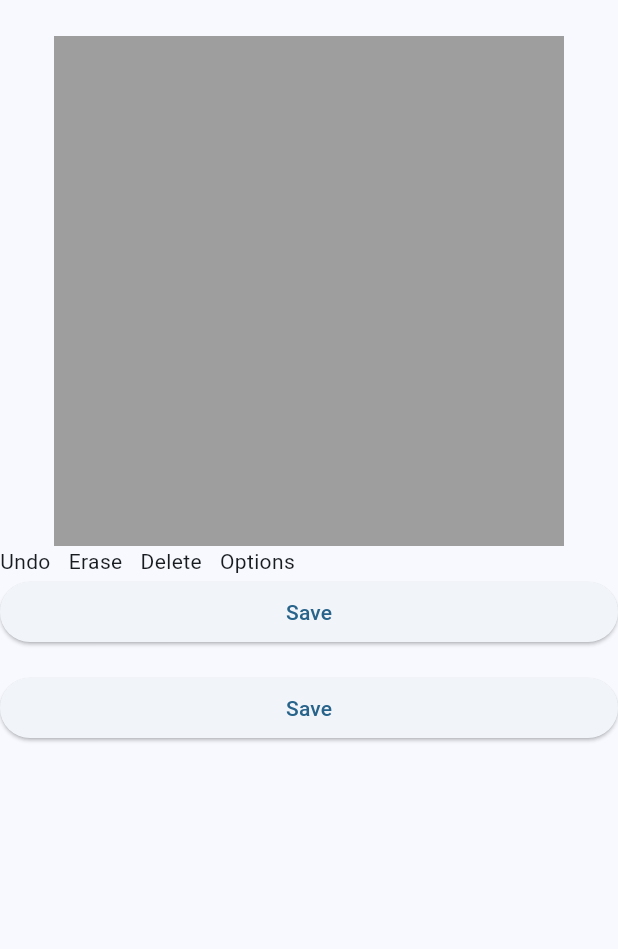
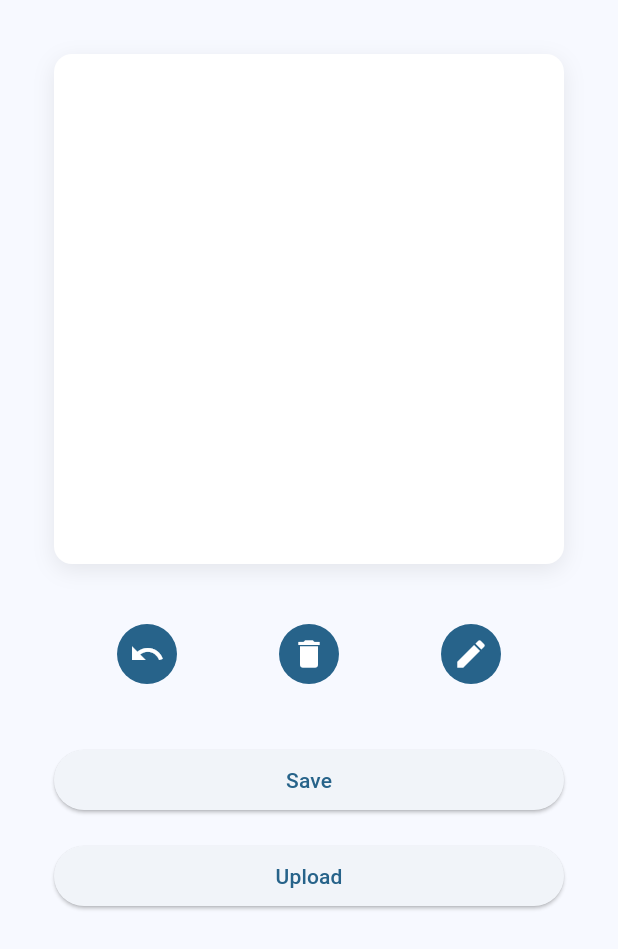
Before and after one commit to isahir0711/dibujitos, a Flutter app: the screen it shows after launch, after a tap on "Save", on a phone screen of 412 x 824 dp. Shown: the top 949 px of the screen. Run offline on Flutter 3.47's test engine with Material 3 defaults, Android fonts, the phone set to English and light mode, and no system bars.

```diff
--- a/lib/views/main_view.dart
+++ b/lib/views/main_view.dart
@@ -1,6 +1,6 @@
-import 'dart:io';
 import 'dart:ui';
 
+import 'package:dibujitos/components/drawing_options.dart';
 import 'package:flutter/material.dart';
 
 class MainView extends StatefulWidget {
@@ -76,8 +76,9 @@ class _MainViewState extends State<MainView> {
     lines.clear();
 
     //TODO: INSTEAD OF DRAWING AGAIN THE LINES DRAW THE POINTS TO SIMULATE THE PAINT ACTION
+    //this wouldnt affet the  main behaviur of the app so we can store the points on a list that once we need it we use it to create the lines to show the 'drawing effect'
     for (var i = 0; i < tempLines.length; i++) {
-      await Future.delayed(Duration(milliseconds: 800));
+      await Future.delayed(Duration(milliseconds: 600));
       setState(() {
         lines.add(tempLines[i]);
       });
@@ -90,17 +91,44 @@ class _MainViewState extends State<MainView> {
     }
   }
 
+  void _delete() {
+    lines.clear();
+  }
+
+  void showDrawModal() {
+    //TODO: maybe use this to stablish the size of the canvas?
+    final height = MediaQuery.sizeOf(context).height;
+    showModalBottomSheet<void>(
+      context: context,
+      enableDrag: true,
+      builder: (BuildContext context) {
+        return CustomDialog();
+      },
+    );
+  }
+
   @override
   Widget build(BuildContext context) {
     return Scaffold(
       body: SafeArea(
         child: Column(
           children: [
-            SizedBox(height: 24),
+            SizedBox(height: 36),
             Container(
-              color: Colors.grey,
               height: 340,
               width: 340,
+              decoration: BoxDecoration(
+                borderRadius: BorderRadius.circular(12),
+                color: Colors.white,
+                boxShadow: [
+                  BoxShadow(
+                    color: Color.fromRGBO(0, 0, 0, 0.08),
+                    blurRadius: 12,
+                    spreadRadius: 0,
+                    offset: Offset(0, 4),
+                  ),
+                ],
+              ),
               child: ClipRect(
                 child: GestureDetector(
                   onPanStart: _onTouchDown,
@@ -110,21 +138,41 @@ class _MainViewState extends State<MainView> {
                 ),
               ),
             ),
-            Row(spacing: 12, children: [Text("Undo"), Text("Erase"), Text("Delete"), Text("Options")]),
-            Row(
+            SizedBox(height: 36),
+            Padding(
+              padding: const EdgeInsets.symmetric(horizontal: 26),
+              child: Row(
+                mainAxisAlignment: MainAxisAlignment.spaceEvenly,
+                spacing: 12,
+                children: [
+                  IconButton.filled(onPressed: _undo, icon: Icon(Icons.undo)),
+                  IconButton.filled(onPressed: _delete, icon: Icon(Icons.delete)),
+                  IconButton.filled(onPressed: showDrawModal, icon: Icon(Icons.create)),
+                ],
+              ),
+            ),
+            SizedBox(height: 36),
+
+            Padding(
+              padding: const EdgeInsets.symmetric(horizontal: 36),
+              child: Row(
                 children: [
                   Expanded(
                     child: ElevatedButton(onPressed: _printLines, child: Text("Save")),
                   ),
                 ],
               ),
+            ),
             SizedBox(height: 16),
-            Row(
+            Padding(
+              padding: const EdgeInsets.symmetric(horizontal: 36),
+              child: Row(
                 children: [
                   Expanded(
-                  child: ElevatedButton(onPressed: _undo, child: Text("Save")),
+                    child: ElevatedButton(onPressed: _undo, child: Text("Upload")),
                   ),
                 ],
+              ),
             ),
           ],
         ),
@@ -162,7 +210,7 @@ class _DrawingPainter extends CustomPainter {
         ..color = selectedColor
         ..isAntiAlias = true
         ..strokeWidth = strokeWidth
-        ..strokeCap = StrokeCap.butt;
+        ..strokeCap = StrokeCap.round;
 
       for (int i = 0; i < tempPoints.length - 1; i++) {
         canvas.drawLine(tempPoints[i], tempPoints[i + 1], tempPaint);
```
Also changed, not shown: lib/components/drawing_options.dart (added, +42 -0 lines). Lines whose indentation alone changed are shown as unchanged.
